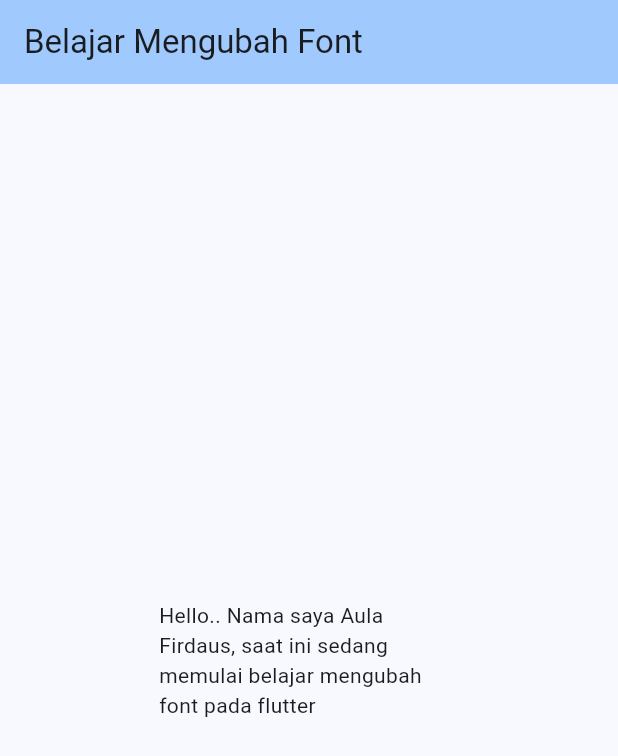
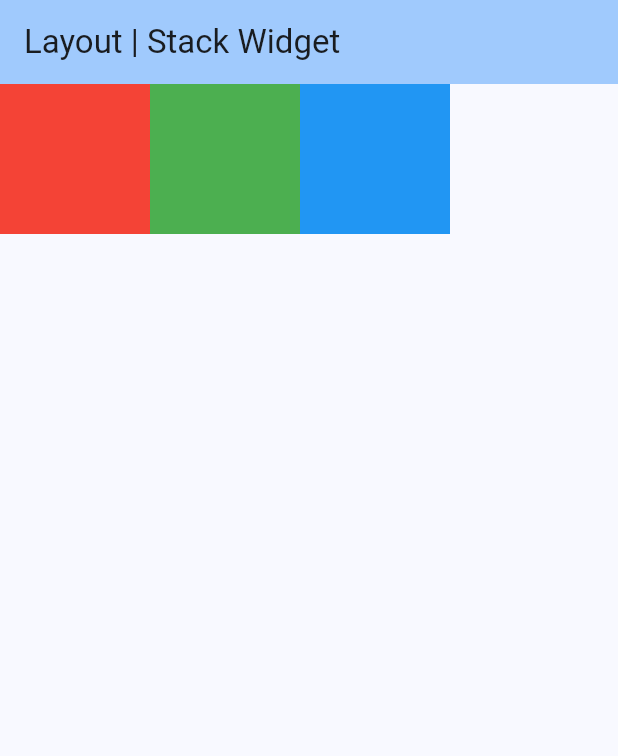
Before and after one commit to aulafirdaus/learn_flutter, a Flutter app: the screen it shows after launch, on a phone screen of 412 x 824 dp. Shown: the top 756 px of the screen. Run offline on Flutter 3.47's test engine with Material 3 defaults, Android fonts, the phone set to English and light mode, and no system bars; our stand-ins replace google_fonts; Roboto replaces fonts that are missing (Merienda).

Commit message:
start learning Layout Stack Widget

```diff
--- a/lib/home_view.dart
+++ b/lib/home_view.dart
@@ -8,17 +8,27 @@ class HomePage extends StatelessWidget {
   Widget build(BuildContext context) {
     return Scaffold(
       appBar: AppBar(
-        title: const Text('Belajar Mengubah Font'),
+        title: const Text('Layout | Stack Widget'),
         backgroundColor: Theme.of(context).colorScheme.inversePrimary,
       ),
-      body: Center(
-        child: SizedBox(
-          width: 200,
-          child: Text(
-            'Hello.. Nama saya Aula Firdaus, saat ini sedang memulai belajar mengubah font pada flutter',
-          style: GoogleFonts.merienda(),
+      body: Row(
+        children: [
+          Container(
+            width: 100,
+            height: 100,
+            color: Colors.red,
           ),
-        ),
+          Container(
+            width: 100,
+            height: 100,
+            color: Colors.green,
+          ),
+          Container(
+            width: 100,
+            height: 100,
+            color: Colors.blue,
+          ),
+        ],
       ),
     );
   }
```
